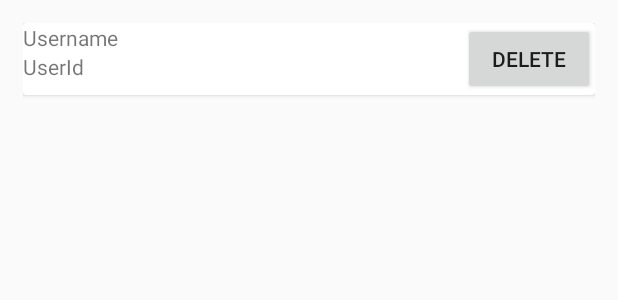
After one commit to tanmaygatle/Assistant-Android-App, an Android app: the layout single_row.xml on its own in the app's theme, with its tools: preview values and no code run, on a phone screen of 412 x 824 dp. The commit adds this screen. Shown: the top 300 px of the screen. Run offline under Robolectric (Android 15) with nearby library versions, the phone set to English and light mode, and no system bars.

Commit message:
Added delete user list screen and rounded verify button

```diff
--- a/SpkRecVoiceIt/app/build.gradle
+++ b/SpkRecVoiceIt/app/build.gradle
@@ -18,6 +18,7 @@ android {
     }
 }
 
+
 dependencies {
     implementation fileTree(include: ['*.jar'], dir: 'libs')
     implementation 'com.android.support:appcompat-v7:27.1.1'
@@ -30,6 +31,7 @@ dependencies {
     api 'com.github.voiceittech:VoiceItApi2AndroidSDK:v1.01'
 
     implementation 'com.android.support:recyclerview-v7:27.1.1'
+    implementation 'com.android.support:cardview-v7:27.1.1'
     implementation 'com.squareup.okhttp3:okhttp:3.10.0'
     implementation 'com.google.code.gson:gson:2.8.2'
     implementation 'com.ibm.watson.developer_cloud:conversation:4.2.1'
--- /dev/null
+++ b/SpkRecVoiceIt/app/src/main/res/layout/single_row.xml
@@ -0,0 +1,72 @@
+<?xml version="1.0" encoding="utf-8"?>
+<LinearLayout xmlns:android="http://schemas.android.com/apk/res/android"
+    android:layout_width="match_parent"
+    android:orientation="vertical"
+    android:padding="15dp"
+    android:layout_height="match_parent"
+    xmlns:tools="http://schemas.android.com/tools"
+    tools:context="com.example.tanmay.spkrecvoiceit.DeleteUserActivity">
+
+   <android.support.v7.widget.CardView
+       android:clickable="true"
+       android:focusable="true"
+       android:foreground="?android:attr/selectableItemBackground"
+       android:layout_width="match_parent"
+       android:layout_height="wrap_content"
+       android:backgroundTint="@color/cardview_light_background">
+       <RelativeLayout
+           android:layout_width="wrap_content"
+           android:layout_height="wrap_content">
+           <LinearLayout
+               android:layout_width="wrap_content"
+               android:orientation="vertical"
+               android:layout_height="wrap_content"
+               android:layout_alignParentLeft="true">
+               <LinearLayout
+                   android:layout_width="wrap_content"
+                   android:layout_height="wrap_content"
+                   android:orientation="horizontal">
+                   <TextView
+                       android:id="@+id/username_heading_text_view"
+                       android:text="Username"
+                       android:layout_width="wrap_content"
+                       android:layout_height="wrap_content" />
+                   <TextView
+                       android:id="@+id/username_text_view"
+                       android:layout_width="wrap_content"
+                       android:layout_height="wrap_content"
+                       android:layout_marginLeft="10dp"
+                       android:layout_marginRight="10dp"
+                       tools:text=""/>
+               </LinearLayout>
+
+               <LinearLayout
+                   android:layout_width="wrap_content"
+                   android:layout_height="wrap_content"
+                   android:orientation="horizontal">
+                   <TextView
+                       android:id="@+id/userid_heading_text_view"
+                       android:text="UserId"
+                       android:layout_width="wrap_content"
+                       android:layout_height="wrap_content" />
+                   <TextView
+                       android:id="@+id/userid_text_view"
+                       android:layout_width="wrap_content"
+                       android:layout_height="wrap_content"
+                       android:layout_marginLeft="10dp"
+                       android:layout_marginRight="10dp"
+                       tools:text=""/>
+               </LinearLayout>
+           </LinearLayout>
+               <Button
+                   android:layout_width="wrap_content"
+                   android:layout_height="wrap_content"
+                   android:id="@+id/list_delete_user_button"
+                   android:text="Delete"
+                   android:layout_alignParentRight="true"
+                   android:layout_marginLeft="5dp"/>
+       </RelativeLayout>
+
+   </android.support.v7.widget.CardView>
+
+</LinearLayout>
--- a/SpkRecVoiceIt/app/src/main/res/values/colors.xml
+++ b/SpkRecVoiceIt/app/src/main/res/values/colors.xml
@@ -1,8 +1,5 @@
 <?xml version="1.0" encoding="utf-8"?>
 <resources>
-    <color name="colorPrimary">#3F51B5</color>
-    <color name="colorPrimaryDark">#2F333F</color>
-    <color name="colorAccent">#FF4081</color>
     <color name="blueLight">#49ACD5</color>
     <color name="green">#45BC62</color>
     <color name="orange">#EAAD43</color>
@@ -12,4 +9,9 @@
     <color name="bg_bubble_self">#62caa6</color>
     <color name="bg_bubble_watbot">#ecf0f1</color>
 
+        <color name="colorPrimary">#3F51B5</color>
+        <color name="colorPrimaryDark">#303F9F</color>
+        <color name="colorAccent">#FF4081</color>
+
+
 </resources>
--- a/SpkRecVoiceIt/app/src/main/res/values/strings.xml
+++ b/SpkRecVoiceIt/app/src/main/res/values/strings.xml
@@ -13,4 +13,10 @@
     <string name="popup_text">Please say the sentence after the beep.\n\n \"<b>Never forget tomorrow is a new day</b>\"</string>
 
     <string name="what_s_on_your_mind">Enter your query</string>
+    <string name="speech_prompt">Say something!&#8230;</string>
+    <string name="speech_not_supported">Sorry! Your device does not support speech input</string>
+    <string name="tap_on_mic">Tap on Mic</string>
+    <string name="permission_denied">You do not have permission</string>
+    <string name="permission_accessed">You have permission</string>
+
 </resources>
```
Also changed, not shown: SpkRecVoiceIt/app/src/main/AndroidManifest.xml (+15 -12 lines), SpkRecVoiceIt/app/src/main/java/com/example/tanmay/spkrecvoiceit/DBHelper.java (+9 -4 lines), SpkRecVoiceIt/app/src/main/java/com/example/tanmay/spkrecvoiceit/DeleteUserActivity.java (added, +59 -0 lines), SpkRecVoiceIt/app/src/main/java/com/example/tanmay/spkrecvoiceit/MainActivity.java (+17 -3 lines), SpkRecVoiceIt/app/src/main/java/com/example/tanmay/spkrecvoiceit/MainChatBotActivity.java (+91 -61 lines), SpkRecVoiceIt/app/src/main/java/com/example/tanmay/spkrecvoiceit/User.java (added, +28 -0 lines), SpkRecVoiceIt/app/src/main/java/com/example/tanmay/spkrecvoiceit/UserAdapter.java (added, +138 -0 lines), SpkRecVoiceIt/app/src/main/res/drawable/round_button.xml (added, +14 -0 lines), SpkRecVoiceIt/app/src/main/res/layout/activity_delete_user.xml (added, +14 -0 lines), SpkRecVoiceIt/app/src/main/res/layout/activity_main.xml (+6 -4 lines), SpkRecVoiceIt/app/src/main/res/drawable/mic_icon.png (added), SpkRecVoiceIt/app/src/main/res/drawable/mic_icon2.png (added).
